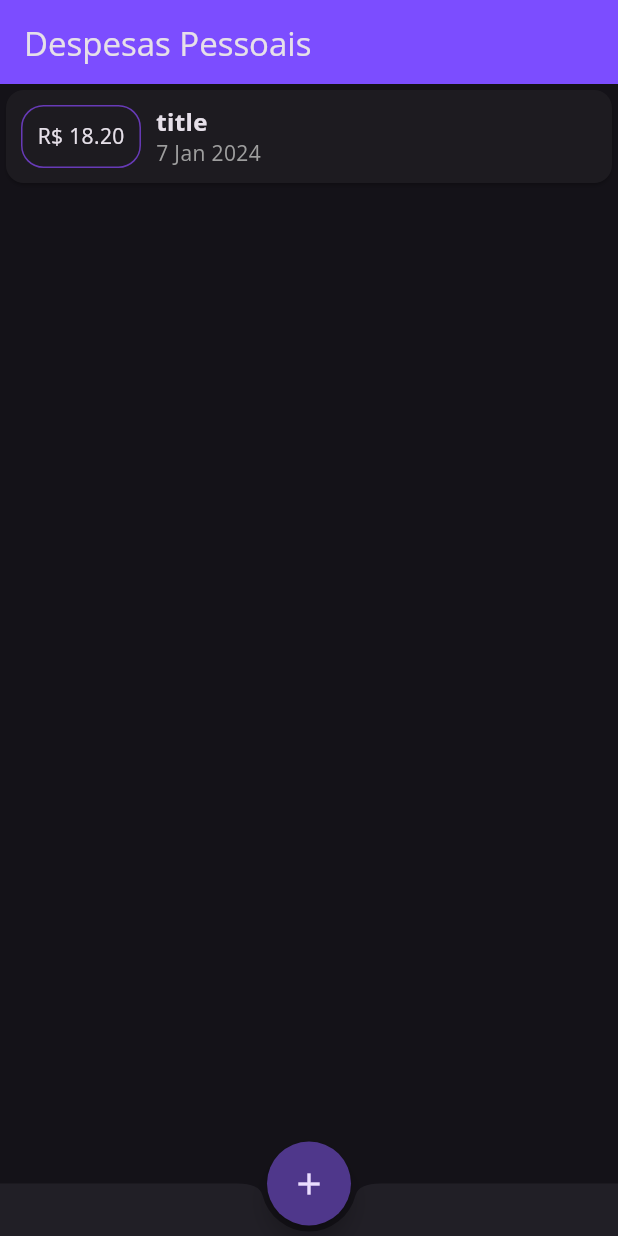
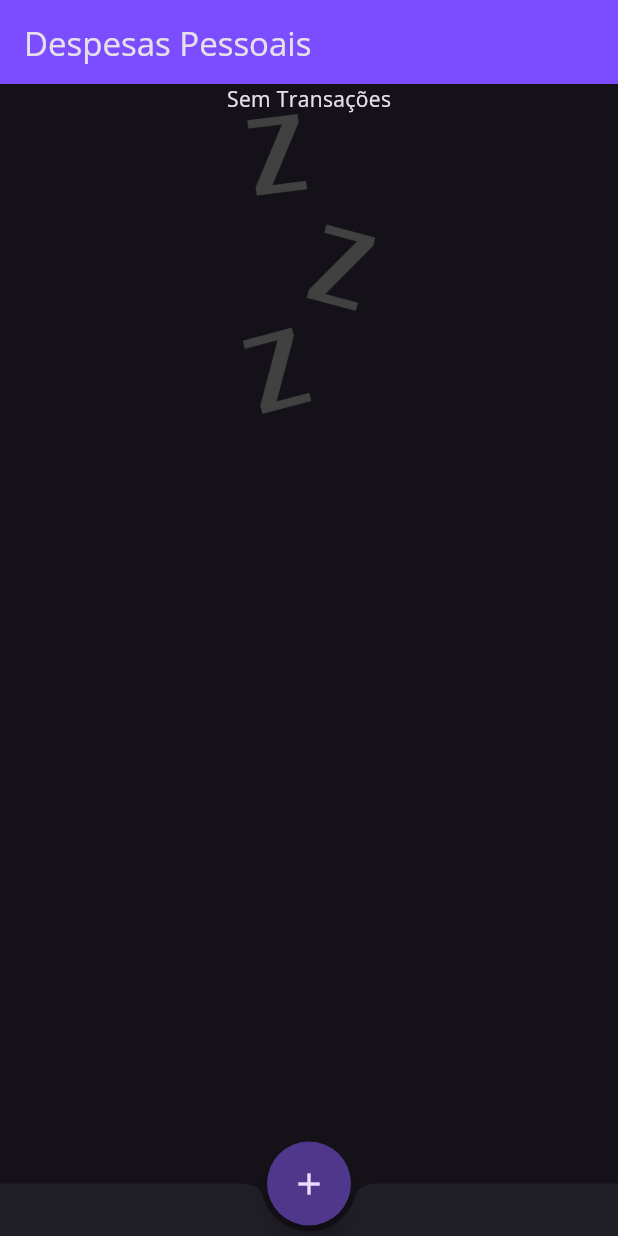
Before and after one commit to KauaHenSilva/dart_flutter_despesas_pessoais, a Flutter app: the screen it shows after launch, on a phone screen of 412 x 824 dp. Run offline on Flutter 3.47's test engine with Material 3 defaults, Android fonts, the phone set to English and light mode, and no system bars.

Commit message:
add: ImageToNoneList

```diff
--- a/lib/components/transaction_list.dart
+++ b/lib/components/transaction_list.dart
@@ -3,15 +3,16 @@ import 'package:flutter/material.dart';
 import 'package:intl/intl.dart';
 
 class TransactionList extends StatelessWidget {
-  final List<Transaction> transactions;
-  const TransactionList(this.transactions, {Key? key}) : super(key: key);
+  final List<Transaction> dbTransactions;
+  const TransactionList(this.dbTransactions, {Key? key}) : super(key: key);
 
   @override
   Widget build(BuildContext context) {
     return SizedBox(
         height: 400,
-        child: ListView.builder(
-          itemCount: transactions.length,
+        child: dbTransactions.isNotEmpty
+            ? ListView.builder(
+                itemCount: dbTransactions.length,
                 itemBuilder: (context, index) => Card(
                     child: Row(
                   children: [
@@ -22,23 +23,33 @@ class TransactionList extends StatelessWidget {
                             border: Border.all(color: Colors.deepPurple),
                             borderRadius: BorderRadius.circular(15)),
                         child: Text(
-                      'R\$ ${transactions[index].value.toStringAsFixed(2)}')),
+                            'R\$ ${dbTransactions[index].value.toStringAsFixed(2)}')),
                     Column(
                       crossAxisAlignment: CrossAxisAlignment.start,
                       children: [
                         Text(
-                    transactions[index].title,
+                          dbTransactions[index].title,
                           style: const TextStyle(
                               fontSize: 16, fontWeight: FontWeight.bold),
                         ),
                         Text(
-                    DateFormat('d MMM y').format(transactions[index].date),
+                          DateFormat('d MMM y')
+                              .format(dbTransactions[index].date),
                           style: const TextStyle(color: Colors.grey),
                         )
                       ],
                     )
                   ],
                 )),
+              )
+            : Column(
+                children: [
+                  Container(
+                    alignment: Alignment.center,
+                    child: const Text('Sem Transações'),
+                  ),
+                  SizedBox(height: 200,child: Image.asset('assets/images/waiting.png'))
+                ],
               ));
   }
 }
--- a/lib/main.dart
+++ b/lib/main.dart
@@ -32,7 +32,7 @@ class MyHomePage extends StatefulWidget {
 
 class _MyHomePageState extends State<MyHomePage> {
   final List<Transaction> dbTransactions = [
-    Transaction(id: 'id', title: 'title', value: 18.2, date: DateTime.now()),
+    // Transaction(id: 'id', title: 'title', value: 18.2, date: DateTime.now()),
   ];
 
   _addTransactions(String title, double value) {
```
Lines whose indentation alone changed are shown as unchanged.
